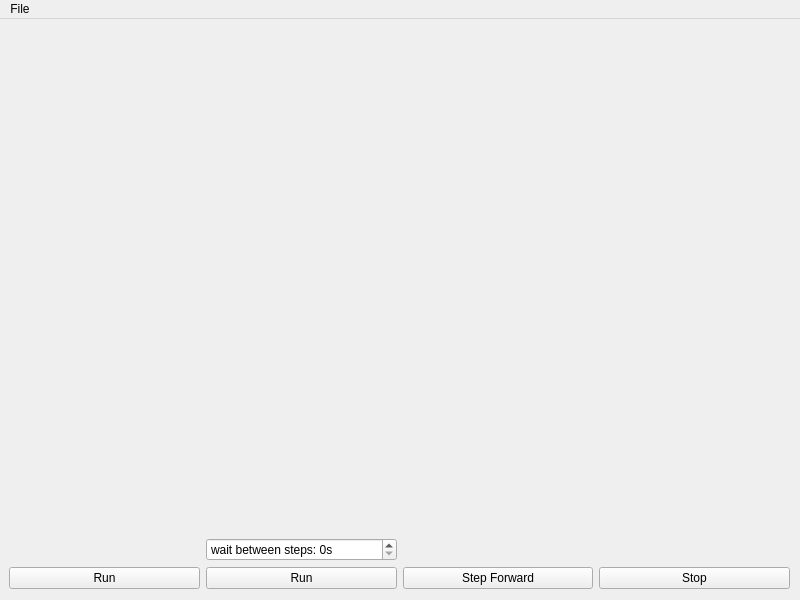
Old version of the form ijvm_inspector/mainwindow.ui in the repository TuxDave/iJVM-Interpreter-RS.
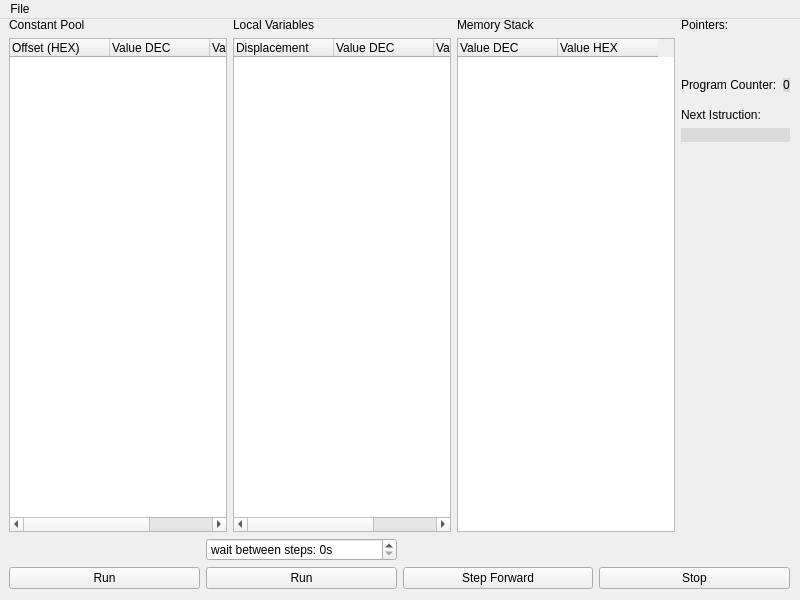
New version of the form.

Commit message: constant pool loader done

What changed in the file:
```diff
--- a/ijvm_inspector/mainwindow.ui
+++ b/ijvm_inspector/mainwindow.ui
@@ -42,20 +42,220 @@
      <item>
       <layout class="QHBoxLayout" name="horizontalLayout">
        <item>
-        <layout class="QVBoxLayout" name="verticalLayout_3"/>
+        <layout class="QVBoxLayout" name="verticalLayout_3">
+         <item>
+          <widget class="QLabel" name="label">
+           <property name="text">
+            <string>Constant Pool</string>
+           </property>
+          </widget>
+         </item>
+         <item>
+          <widget class="QTableWidget" name="constant_pool_table">
+           <property name="enabled">
+            <bool>true</bool>
+           </property>
+           <property name="styleSheet">
+            <string notr="true"/>
+           </property>
+           <column>
+            <property name="text">
+             <string>Offset (HEX)</string>
+            </property>
+            <property name="textAlignment">
+             <set>AlignLeading|AlignVCenter</set>
+            </property>
+           </column>
+           <column>
+            <property name="text">
+             <string>Value DEC</string>
+            </property>
+            <property name="textAlignment">
+             <set>AlignLeading|AlignVCenter</set>
+            </property>
+           </column>
+           <column>
+            <property name="text">
+             <string>Value HEX</string>
+            </property>
+            <property name="textAlignment">
+             <set>AlignLeading|AlignVCenter</set>
+            </property>
+           </column>
+          </widget>
+         </item>
+        </layout>
        </item>
        <item>
-        <spacer name="verticalSpacer">
-         <property name="orientation">
-          <enum>Qt::Vertical</enum>
-         </property>
-         <property name="sizeHint" stdset="0">
-          <size>
-           <width>20</width>
-           <height>40</height>
-          </size>
-         </property>
-        </spacer>
+        <layout class="QVBoxLayout" name="verticalLayout_4">
+         <item>
+          <widget class="QLabel" name="label_2">
+           <property name="text">
+            <string>Local Variables</string>
+           </property>
+          </widget>
+         </item>
+         <item>
+          <widget class="QTableWidget" name="local_variables_table">
+           <column>
+            <property name="text">
+             <string>Displacement</string>
+            </property>
+            <property name="textAlignment">
+             <set>AlignLeading|AlignVCenter</set>
+            </property>
+           </column>
+           <column>
+            <property name="text">
+             <string>Value DEC</string>
+            </property>
+            <property name="textAlignment">
+             <set>AlignLeading|AlignVCenter</set>
+            </property>
+           </column>
+           <column>
+            <property name="text">
+             <string>Value HEX</string>
+            </property>
+            <property name="textAlignment">
+             <set>AlignLeading|AlignVCenter</set>
+            </property>
+           </column>
+          </widget>
+         </item>
+        </layout>
+       </item>
+       <item>
+        <layout class="QVBoxLayout" name="verticalLayout_5">
+         <item>
+          <widget class="QLabel" name="label_3">
+           <property name="text">
+            <string>Memory Stack</string>
+           </property>
+          </widget>
+         </item>
+         <item>
+          <widget class="QTableWidget" name="stack_list">
+           <column>
+            <property name="text">
+             <string>Value DEC</string>
+            </property>
+            <property name="textAlignment">
+             <set>AlignLeading|AlignVCenter</set>
+            </property>
+           </column>
+           <column>
+            <property name="text">
+             <string>Value HEX</string>
+            </property>
+            <property name="textAlignment">
+             <set>AlignLeading|AlignVCenter</set>
+            </property>
+           </column>
+          </widget>
+         </item>
+        </layout>
+       </item>
+       <item>
+        <layout class="QVBoxLayout" name="verticalLayout_6">
+         <item alignment="Qt::AlignTop">
+          <widget class="QLabel" name="label_4">
+           <property name="text">
+            <string>Pointers:</string>
+           </property>
+          </widget>
+         </item>
+         <item>
+          <spacer name="verticalSpacer">
+           <property name="orientation">
+            <enum>Qt::Vertical</enum>
+           </property>
+           <property name="sizeType">
+            <enum>QSizePolicy::Fixed</enum>
+           </property>
+           <property name="sizeHint" stdset="0">
+            <size>
+             <width>20</width>
+             <height>40</height>
+            </size>
+           </property>
+          </spacer>
+         </item>
+         <item>
+          <layout class="QHBoxLayout" name="horizontalLayout_3">
+           <item>
+            <widget class="QLabel" name="label_5">
+             <property name="text">
+              <string>Program Counter:</string>
+             </property>
+            </widget>
+           </item>
+           <item>
+            <widget class="QLabel" name="label_6">
+             <property name="styleSheet">
+              <string notr="true">background-color: rgb(218, 218, 218);</string>
+             </property>
+             <property name="text">
+              <string>0</string>
+             </property>
+            </widget>
+           </item>
+          </layout>
+         </item>
+         <item>
+          <spacer name="verticalSpacer_3">
+           <property name="orientation">
+            <enum>Qt::Vertical</enum>
+           </property>
+           <property name="sizeType">
+            <enum>QSizePolicy::Fixed</enum>
+           </property>
+           <property name="sizeHint" stdset="0">
+            <size>
+             <width>20</width>
+             <height>10</height>
+            </size>
+           </property>
+          </spacer>
+         </item>
+         <item>
+          <layout class="QVBoxLayout" name="verticalLayout_7">
+           <item>
+            <widget class="QLabel" name="label_7">
+             <property name="styleSheet">
+              <string notr="true"/>
+             </property>
+             <property name="text">
+              <string>Next Istruction:</string>
+             </property>
+            </widget>
+           </item>
+          </layout>
+         </item>
+         <item>
+          <widget class="QLabel" name="next_istr_label">
+           <property name="styleSheet">
+            <string notr="true">background-color: rgb(218, 218, 218);</string>
+           </property>
+           <property name="text">
+            <string/>
+           </property>
+          </widget>
+         </item>
+         <item>
+          <spacer name="verticalSpacer_2">
+           <property name="orientation">
+            <enum>Qt::Vertical</enum>
+           </property>
+           <property name="sizeHint" stdset="0">
+            <size>
+             <width>20</width>
+             <height>40</height>
+            </size>
+           </property>
+          </spacer>
+         </item>
+        </layout>
        </item>
       </layout>
      </item>
```
Left out of the diff: 9 changed lines with no effect on the pictures. The commit also changes 6 other files.
